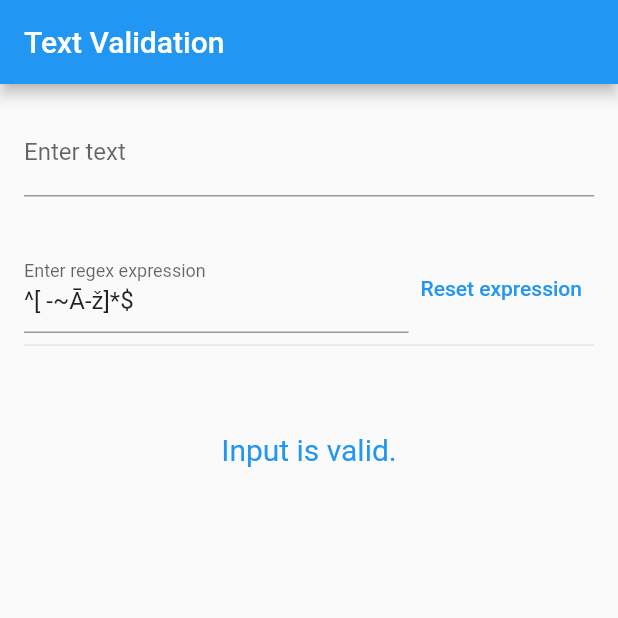
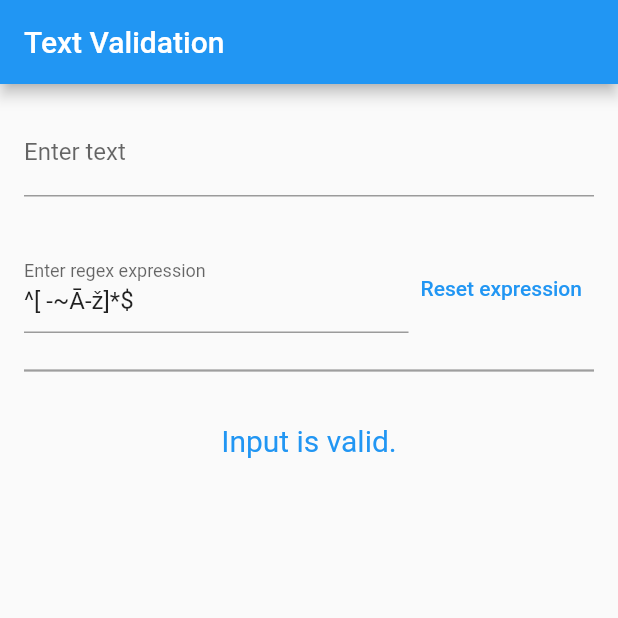
Before and after one commit to miraskoda/regex_validation_v2, a Flutter app: the screen it shows after launch, on a phone screen of 412 x 824 dp, the top half of it. Run offline on Flutter 3.47's test engine with Material 2 defaults, Android fonts, the phone set to English and light mode, and no system bars.

Commit message:
fix: divider thickness, remove comments

```diff
--- a/lib/main.dart
+++ b/lib/main.dart
@@ -87,8 +87,13 @@ class MyFormState extends State<MyForm> {
                     child: const Text('Reset expression')),
               ],
             ),
-            const Divider(),
-            const SizedBox(height: 50.0),
+            const SizedBox(height: 20.0),
+            const Divider(
+              height: 10,
+              thickness: 1.5,
+              color: Colors.grey,
+            ),
+            const SizedBox(height: 30.0),
             if (errorText.isEmpty) ...[
               const Text(
                 'Input is valid.',
@@ -131,6 +136,3 @@ class MyFormState extends State<MyForm> {
     return dump.isEmpty ? '' : 'And this chars is wrong $dump';
   }
 }
-///Tento kód definuje jednoduchou aplikaci ve Flutteru s formulářem, kde můžete zadat text. Regulární výraz _allowedCharacters povoluje pouze znaky z ASCII rozsahu 32-126 a vietnamské diakritiky. Po stisknutí tlačítka "Validate" se text zkontroluje a zobrazí se odpovídající zpráva.
-
-//Mějte na paměti, že tento kód je zjednodušený a můžete jej upravit dle svých potřeb a přizpůsobit design a chování vaší aplikace.
```
